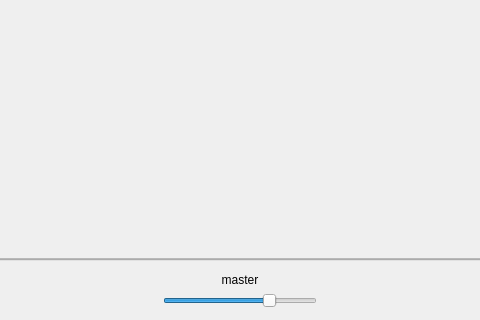
First picture: the form in src/Common/gui/MainWindow.ui, repository elieserdejesus/JamTaba, before the edit; both pictures show x 408 to 888 and y 123 to 443 of the 1160 by 443 pixel window.
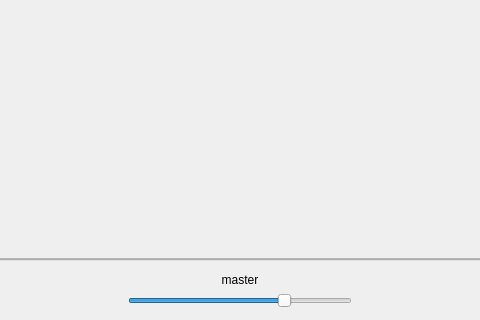
Second picture: the form after the edit. Icons and pictures are not drawn. Custom widgets are drawn as their Qt base class.

Patch:
```diff
--- a/src/Common/gui/MainWindow.ui
+++ b/src/Common/gui/MainWindow.ui
@@ -311,7 +311,7 @@
          </property>
          <property name="maximumSize">
           <size>
-           <width>180</width>
+           <width>250</width>
            <height>16777215</height>
           </size>
          </property>
```
